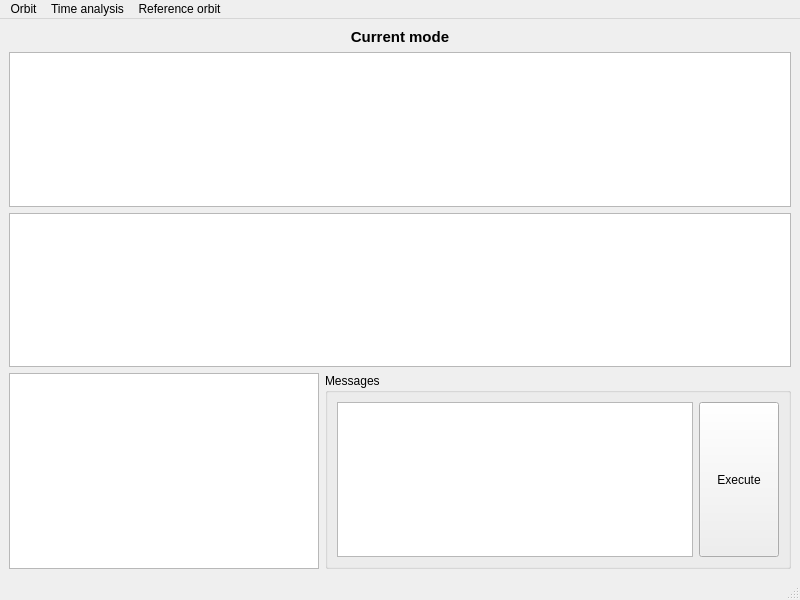
This is search_kicks/ui/main_window.ui in hz-b/MSc_SearchKicks as Qt 5 draws it before an edit. The edited form follows.
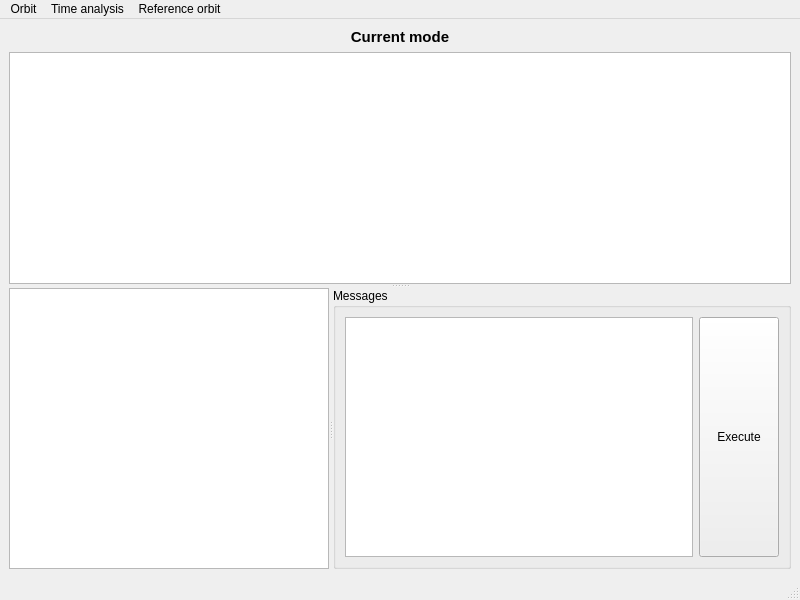
This is the edited form.

Diff of the .ui file:
```diff
--- a/search_kicks/ui/main_window.ui
+++ b/search_kicks/ui/main_window.ui
@@ -34,35 +34,21 @@
      </widget>
     </item>
     <item>
-     <widget class="QGraphicsView" name="graphicsView_2"/>
-    </item>
-    <item>
-     <widget class="QGraphicsView" name="graphicsView"/>
-    </item>
-    <item>
-     <layout class="QHBoxLayout" name="horizontalLayout" stretch="2,3">
-      <item>
+     <widget class="QSplitter" name="mainsplitter">
+      <property name="orientation">
+       <enum>Qt::Vertical</enum>
+      </property>
+      <widget class="QGraphicsView" name="graphicsView"/>
+      <widget class="QSplitter" name="splitter">
+       <property name="orientation">
+        <enum>Qt::Horizontal</enum>
+       </property>
        <widget class="QGraphicsView" name="graphicsView_3"/>
-      </item>
-      <item>
        <widget class="QGroupBox" name="global_info_box">
         <property name="title">
          <string>Messages</string>
         </property>
-        <layout class="QGridLayout" name="gridLayout">
-         <item row="0" column="1">
-          <widget class="QPushButton" name="execute_btn">
-           <property name="sizePolicy">
-            <sizepolicy hsizetype="Fixed" vsizetype="Expanding">
-             <horstretch>0</horstretch>
-             <verstretch>0</verstretch>
-            </sizepolicy>
-           </property>
-           <property name="text">
-            <string>Execute</string>
-           </property>
-          </widget>
-         </item>
+        <layout class="QGridLayout" name="gridLayout_2">
          <item row="0" column="0">
           <widget class="QListWidget" name="message_area">
            <property name="editTriggers">
@@ -79,10 +65,23 @@
            </property>
           </widget>
          </item>
+         <item row="0" column="1">
+          <widget class="QPushButton" name="execute_btn">
+           <property name="sizePolicy">
+            <sizepolicy hsizetype="Fixed" vsizetype="Expanding">
+             <horstretch>0</horstretch>
+             <verstretch>0</verstretch>
+            </sizepolicy>
+           </property>
+           <property name="text">
+            <string>Execute</string>
+           </property>
+          </widget>
+         </item>
         </layout>
        </widget>
-      </item>
-     </layout>
+      </widget>
+     </widget>
     </item>
    </layout>
   </widget>
```
Left out of the diff: 2 changed lines with no effect on the pictures.
